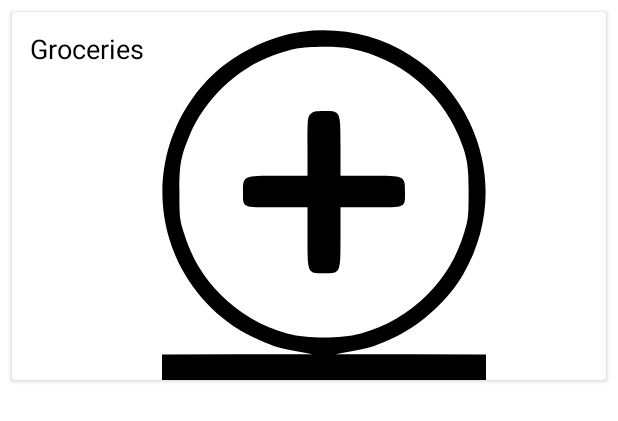
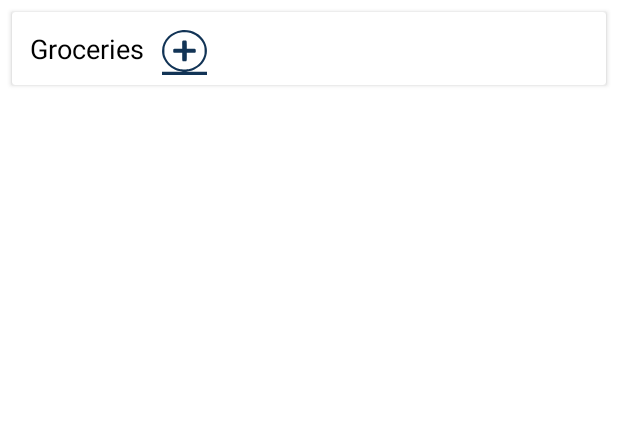
Before and after one commit to Aags26/Inventory-tracker, an Android app: the layout model_item_group.xml on its own in the app's theme, with its tools: preview values and no code run, on a phone screen of 412 x 824 dp. Shown: the top 421 px of the screen. Run offline under Robolectric (Android 15) with nearby library versions, the phone set to English and light mode, and no system bars.

Commit message:
Added some drawables

```diff
--- a/app/src/main/res/drawable/ic_add_item.xml
+++ b/app/src/main/res/drawable/ic_add_item.xml
@@ -1,14 +1,14 @@
 <vector xmlns:android="http://schemas.android.com/apk/res/android"
-    android:width="216dp"
-    android:height="233dp"
+    android:width="30dp"
+    android:height="30dp"
     android:viewportWidth="216"
     android:viewportHeight="233">
   <path
       android:pathData="M93.5,1.1c-22.8,3 -47.7,15.7 -63.5,32.5 -29.5,31.4 -37.9,76.6 -21.4,115.8 10.1,24 28.9,43.9 51.9,55 11.4,5.5 17.4,7.5 30,9.7l10,1.7 -50.2,0.1 -50.3,0.1 0,8.5 0,8.5 108,-0 108,-0 0,-8.5 0,-8.5 -50.2,-0.1 -50.3,-0.1 10,-1.7c12.6,-2.2 18.6,-4.2 30,-9.7 18,-8.7 35.9,-25.2 45.5,-42.1 18.1,-31.6 19.6,-68.2 4.1,-100.8 -20.1,-42.2 -64.7,-66.3 -111.6,-60.4zM126.2,12.4c31.3,6.1 59.1,28.4 71.3,57.5 6,14.2 7,19.8 6.9,38.6 0,15.6 -0.2,17.7 -2.8,25.9 -5.1,16.7 -12.8,29.8 -24.6,41.7 -12.4,12.5 -27.6,21.4 -45,26.1 -12.3,3.3 -35.7,3.3 -48,-0 -17.4,-4.7 -32.6,-13.6 -45,-26.1 -11.8,-11.9 -19.5,-25 -24.6,-41.7 -2.6,-8.2 -2.8,-10.3 -2.8,-25.9 -0.1,-18.8 0.9,-24.4 6.9,-38.6 9.9,-23.6 31.5,-44.3 55.4,-52.9 4.7,-1.8 11.5,-3.8 15.1,-4.5 8.8,-1.8 28.2,-1.8 37.2,-0.1z"
-      android:fillColor="#000000"
+      android:fillColor="#123456"
       android:strokeColor="#00000000"/>
   <path
       android:pathData="M99,56c-1.9,1.9 -2,3.3 -2,21.5l0,19.5 -19.5,-0c-23.5,-0 -23.5,-0 -23.5,10.6 0,10.9 -1.2,10.4 22.5,10.4l20.5,-0 0,20c0,24.2 -0.1,24 11,24 11.1,-0 11,0.2 11,-24l0,-20 20.5,-0c23.7,-0 22.5,0.5 22.5,-10.4 0,-10.6 0,-10.6 -23.5,-10.6l-19.5,-0 0,-19.5c0,-23.7 0.1,-23.5 -11,-23.5 -5.7,-0 -7.4,0.4 -9,2z"
-      android:fillColor="#000000"
+      android:fillColor="#123456"
       android:strokeColor="#00000000"/>
 </vector>
--- a/app/src/main/res/drawable/ic_minus.xml
+++ b/app/src/main/res/drawable/ic_minus.xml
@@ -1,10 +1,10 @@
 <vector xmlns:android="http://schemas.android.com/apk/res/android"
-    android:width="272dp"
-    android:height="185dp"
+    android:width="26dp"
+    android:height="16dp"
     android:viewportWidth="272"
     android:viewportHeight="185">
   <path
       android:pathData="M65.3,74.1c-7.1,1.4 -11.8,7.7 -11.7,15.6 0,5.9 1.9,9.3 7.4,13l3.3,2.3 70.9,-0c77.4,-0 74.9,0.2 80,-5.9 5.9,-6.9 3.9,-18.4 -4,-23.3l-3.6,-2.2 -69.7,-0c-38.4,-0.1 -71.1,0.2 -72.6,0.5z"
-      android:fillColor="#000000"
+      android:fillColor="#FF0000"
       android:strokeColor="#00000000"/>
 </vector>
--- a/app/src/main/res/drawable/ic_plus.xml
+++ b/app/src/main/res/drawable/ic_plus.xml
@@ -1,10 +1,10 @@
 <vector xmlns:android="http://schemas.android.com/apk/res/android"
     android:width="24dp"
-    android:height="24dp"
+    android:height="18dp"
     android:viewportWidth="272"
     android:viewportHeight="185">
   <path
       android:pathData="M125.4,10.8c-3.1,2 -3.4,5.5 -3.4,36 0,27.3 -0.2,31.1 -1.6,31.6 -0.9,0.3 -15.4,0.6 -32.3,0.6 -24.9,-0 -31.1,0.3 -32.7,1.4 -1.7,1.3 -1.9,2.7 -1.9,12.1 0,9.4 0.2,10.8 1.9,12.1 1.6,1.1 7.8,1.4 32.7,1.4 16.9,-0 31.4,0.3 32.3,0.6 1.4,0.5 1.6,4.3 1.6,31.6 0,30.5 0.3,34 3.4,36 1.4,1 19.8,1 21.2,-0 3.1,-2 3.4,-5.5 3.4,-36 0,-27.3 0.2,-31.1 1.6,-31.6 0.9,-0.3 15.4,-0.6 32.3,-0.6 24.9,-0 31.1,-0.3 32.7,-1.4 1.7,-1.3 1.9,-2.7 1.9,-12.1 0,-9.4 -0.2,-10.8 -1.9,-12.1 -1.6,-1.1 -7.8,-1.4 -32.7,-1.4 -16.9,-0 -31.4,-0.3 -32.3,-0.6 -1.4,-0.5 -1.6,-4.3 -1.6,-31.6 0,-30.5 -0.3,-34 -3.4,-36 -0.6,-0.4 -5.4,-0.8 -10.6,-0.8 -5.2,-0 -10,0.4 -10.6,0.8z"
-      android:fillColor="#000000"
+      android:fillColor="#36648B	"
       android:strokeColor="#00000000"/>
 </vector>
```
